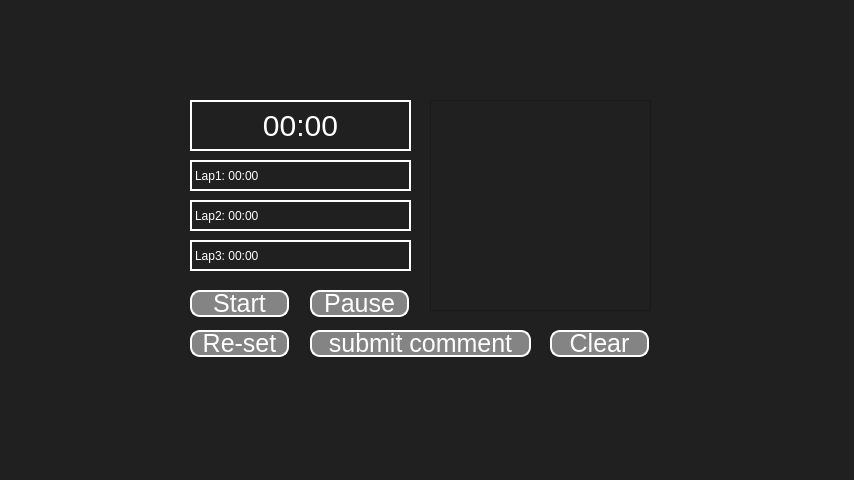
Before: the Qt Designer form project/res/CronometreUIdef.ui in fjgimeno/ParkinsonApp, drawn with Qt 5.
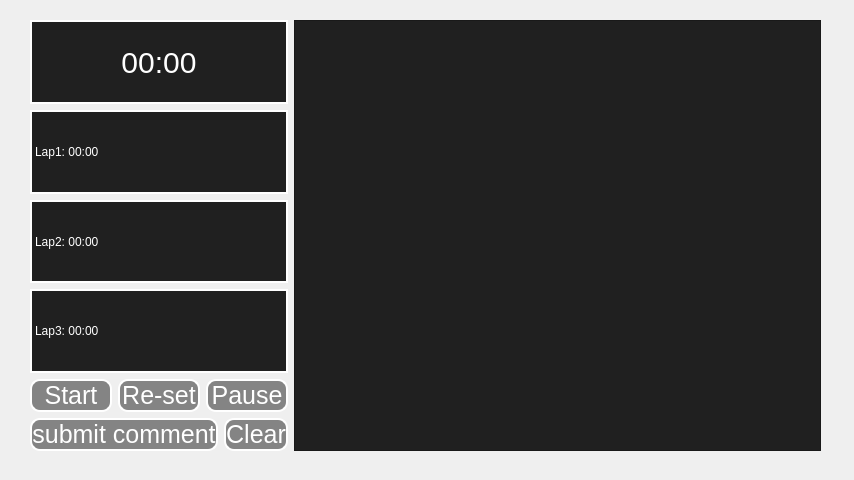
After: the same form once the commit is applied.

Patch:
```diff
--- a/project/res/CronometreUIdef.ui
+++ b/project/res/CronometreUIdef.ui
@@ -14,22 +14,28 @@
    <string>Form</string>
   </property>
   <property name="styleSheet">
-   <string notr="true">QWidget { background-color: rgb(32,32,32); }</string>
+   <string notr="true"/>
   </property>
+  <widget class="QWidget" name="layoutWidget">
+   <property name="geometry">
+    <rect>
+     <x>30</x>
+     <y>20</y>
+     <width>791</width>
+     <height>431</height>
+    </rect>
+   </property>
+   <layout class="QHBoxLayout" name="horizontalLayout_3">
+    <item>
+     <layout class="QVBoxLayout" name="verticalLayout_2">
+      <item>
   <widget class="QLabel" name="label">
-   <property name="geometry">
-    <rect>
-     <x>190</x>
-     <y>100</y>
-     <width>221</width>
-     <height>51</height>
-    </rect>
-   </property>
    <property name="styleSheet">
     <string notr="true">QLabel{
 border : 2px solid white;
 font-size: 30px;
 color: white;
+background-color: rgb(32,32,32);
 }</string>
    </property>
    <property name="text">
@@ -39,19 +45,13 @@
     <set>Qt::AlignCenter</set>
    </property>
   </widget>
+      </item>
+      <item>
   <widget class="QLabel" name="lap1">
-   <property name="geometry">
-    <rect>
-     <x>190</x>
-     <y>160</y>
-     <width>221</width>
-     <height>31</height>
-    </rect>
-   </property>
    <property name="styleSheet">
     <string notr="true">QLabel{
 border : 2px solid white;
-
+background-color: rgb(32,32,32);
 color: white;
 }</string>
    </property>
@@ -59,19 +59,13 @@
     <string>Lap1: 00:00</string>
    </property>
   </widget>
+      </item>
+      <item>
   <widget class="QLabel" name="lap2">
-   <property name="geometry">
-    <rect>
-     <x>190</x>
-     <y>200</y>
-     <width>221</width>
-     <height>31</height>
-    </rect>
-   </property>
    <property name="styleSheet">
     <string notr="true">QLabel{
 border : 2px solid white;
-
+background-color: rgb(32,32,32);
 color: white;
 }</string>
    </property>
@@ -79,19 +73,13 @@
     <string>Lap2: 00:00</string>
    </property>
   </widget>
+      </item>
+      <item>
   <widget class="QLabel" name="lap3">
-   <property name="geometry">
-    <rect>
-     <x>190</x>
-     <y>240</y>
-     <width>221</width>
-     <height>31</height>
-    </rect>
-   </property>
    <property name="styleSheet">
     <string notr="true">QLabel{
 border : 2px solid white;
-
+background-color: rgb(32,32,32);
 color: white;
 }</string>
    </property>
@@ -99,15 +87,11 @@
     <string>Lap3: 00:00</string>
    </property>
   </widget>
+      </item>
+      <item>
+       <layout class="QHBoxLayout" name="horizontalLayout_4">
+        <item>
   <widget class="QPushButton" name="start">
-   <property name="geometry">
-    <rect>
-     <x>190</x>
-     <y>290</y>
-     <width>99</width>
-     <height>27</height>
-    </rect>
-   </property>
    <property name="styleSheet">
     <string notr="true">QPushButton{
 border-style: outset;
@@ -122,38 +106,9 @@
     <string>Start</string>
    </property>
   </widget>
-  <widget class="QPushButton" name="pause">
-   <property name="geometry">
-    <rect>
-     <x>310</x>
-     <y>290</y>
-     <width>99</width>
-     <height>27</height>
-    </rect>
-   </property>
-   <property name="styleSheet">
-    <string notr="true">QPushButton{
-border-style: outset;
-border-width: 2px;
-    border-radius: 10px;
-background-color: rgb(132,132,132);
-font-size: 25px;
-color: rgb(255,255,255);
-}</string>
-   </property>
-   <property name="text">
-    <string>Pause</string>
-   </property>
-  </widget>
+        </item>
+        <item>
   <widget class="QPushButton" name="re_set">
-   <property name="geometry">
-    <rect>
-     <x>190</x>
-     <y>330</y>
-     <width>99</width>
-     <height>27</height>
-    </rect>
-   </property>
    <property name="styleSheet">
     <string notr="true">QPushButton{
 border-style: outset;
@@ -168,30 +123,30 @@
     <string>Re-set</string>
    </property>
   </widget>
-  <widget class="QTextEdit" name="textEdit">
-   <property name="geometry">
-    <rect>
-     <x>430</x>
-     <y>100</y>
-     <width>221</width>
-     <height>211</height>
-    </rect>
-   </property>
+        </item>
+        <item>
+         <widget class="QPushButton" name="pause">
    <property name="styleSheet">
-    <string notr="true">QTextEdit{
+           <string notr="true">QPushButton{
+border-style: outset;
+border-width: 2px;
+    border-radius: 10px;
+background-color: rgb(132,132,132);
+font-size: 25px;
 color: rgb(255,255,255);
 }</string>
    </property>
-  </widget>
+          <property name="text">
+           <string>Pause</string>
+          </property>
+         </widget>
+        </item>
+       </layout>
+      </item>
+      <item>
+       <layout class="QHBoxLayout" name="horizontalLayout_5">
+        <item>
   <widget class="QPushButton" name="pushButtonSubmitComment">
-   <property name="geometry">
-    <rect>
-     <x>310</x>
-     <y>330</y>
-     <width>221</width>
-     <height>27</height>
-    </rect>
-   </property>
    <property name="styleSheet">
     <string notr="true">QPushButton{
 border-style: outset;
@@ -206,15 +161,9 @@
     <string>submit comment</string>
    </property>
   </widget>
+        </item>
+        <item>
   <widget class="QPushButton" name="pushButtonClear">
-   <property name="geometry">
-    <rect>
-     <x>550</x>
-     <y>330</y>
-     <width>99</width>
-     <height>27</height>
-    </rect>
-   </property>
    <property name="styleSheet">
     <string notr="true">QPushButton{
 border-style: outset;
@@ -228,6 +177,23 @@
    <property name="text">
     <string>Clear</string>
    </property>
+         </widget>
+        </item>
+       </layout>
+      </item>
+     </layout>
+    </item>
+    <item>
+     <widget class="QTextEdit" name="commentBox">
+      <property name="styleSheet">
+       <string notr="true">QTextEdit{
+color: rgb(255,255,255);
+background-color: rgb(32,32,32);
+}</string>
+      </property>
+     </widget>
+    </item>
+   </layout>
   </widget>
  </widget>
  <resources/>
```
Left out of the diff: 4 changed lines with no effect on the pictures. Lines whose indentation alone changed are shown as unchanged.
